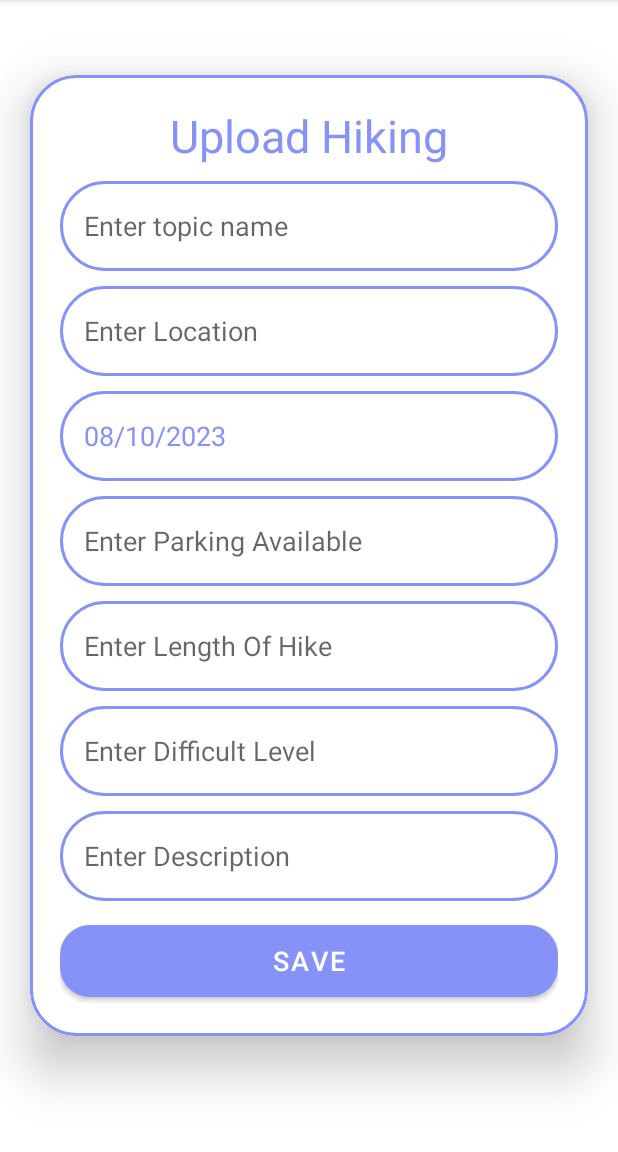
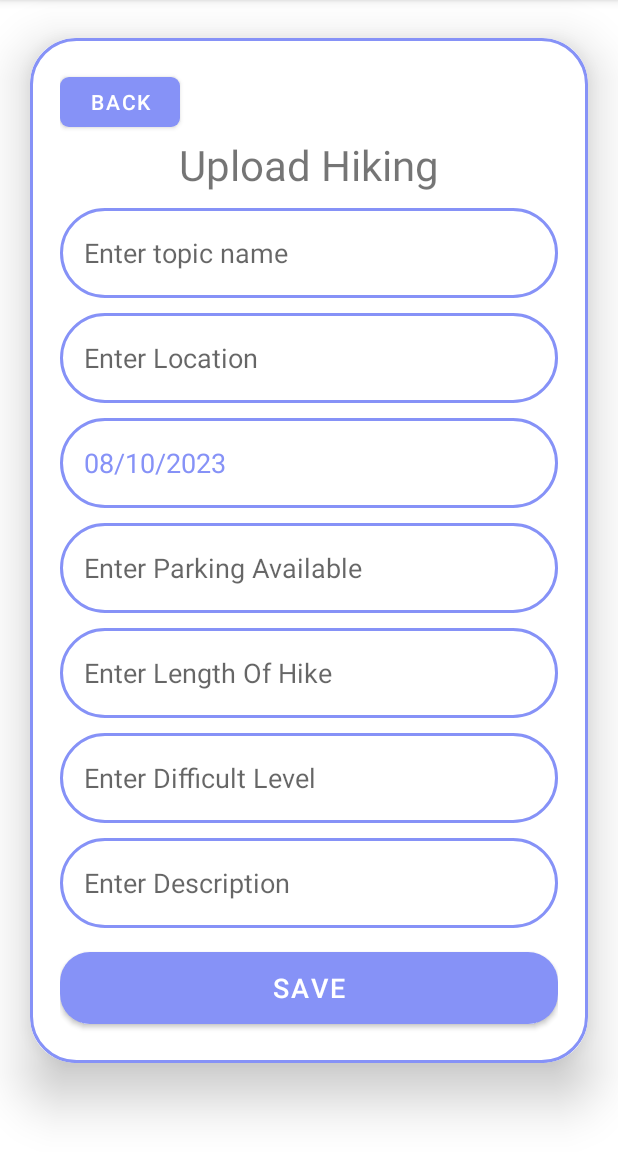
Before and after one commit to phitd1952001/M-HIKER_java, an Android app: the UploadActivity screen opened directly, with no data from a screen before it, on a phone screen of 412 x 824 dp, the part 84-1236 px from its top. Run offline under Robolectric (Android 15) with nearby library versions, the phone set to English and light mode, and no system bars.

Commit message:
Add the function back to the hiking page

```diff
--- a/app/src/main/java/com/example/m_hike/MyAdapter.java
+++ b/app/src/main/java/com/example/m_hike/MyAdapter.java
@@ -2,12 +2,12 @@ package com.example.m_hike;
 
 import android.content.Context;
 import android.content.DialogInterface;
+import android.content.Intent;
 import android.view.LayoutInflater;
 import android.view.View;
 import android.view.ViewGroup;
 import android.widget.Button;
 import android.widget.TextView;
-
 import java.util.ArrayList;
 import java.util.List;
 
--- a/app/src/main/java/com/example/m_hike/UploadActivity.java
+++ b/app/src/main/java/com/example/m_hike/UploadActivity.java
@@ -26,7 +26,7 @@ import java.util.Calendar;
 import java.util.Date;
 
 public class UploadActivity extends AppCompatActivity {
-    Button saveButton;
+    Button saveButton, backButton;
     EditText editTextName, editTextLocation, editTextDate, editTextParkingAvailable, editTextLengthOfHike, editTextDifficultLevel, editTextDescription;
     DatabaseHelper dbHelper;
     @Override
@@ -42,6 +42,7 @@ public class UploadActivity extends AppCompatActivity {
         editTextDifficultLevel = findViewById(R.id.editTextDifficultLevel);
         editTextDescription = findViewById(R.id.editTextDescription);
         saveButton = findViewById(R.id.saveButton);
+        Button backButton = findViewById(R.id.backButton);
 
         // Initialize your dbHelper here
         dbHelper = new DatabaseHelper(this);
@@ -77,6 +78,13 @@ public class UploadActivity extends AppCompatActivity {
             }
         });
 
+        backButton.setOnClickListener(new View.OnClickListener() {
+            @Override
+            public void onClick(View v) {
+                onBackPressed(); // This will simulate the system's back button press
+            }
+        });
+
         saveButton.setOnClickListener(new View.OnClickListener() {
             @Override
             public void onClick(View view) {
--- a/app/src/main/res/layout/activity_upload.xml
+++ b/app/src/main/res/layout/activity_upload.xml
@@ -11,7 +11,7 @@
     <androidx.cardview.widget.CardView
         android:layout_width="match_parent"
         android:layout_height="wrap_content"
-        android:layout_marginTop="50dp"
+        android:layout_marginTop="25dp"
         android:layout_marginEnd="20dp"
         android:layout_marginStart="20dp"
         app:cardCornerRadius="30dp"
@@ -25,13 +25,31 @@
             android:padding="20dp"
             android:background="@drawable/lavender_border">
 
-            <TextView
+            <LinearLayout
                 android:layout_width="match_parent"
                 android:layout_height="wrap_content"
-                android:text="Upload Hiking"
-                android:textSize="30sp"
-                android:textAlignment="center"
-                android:textColor="@color/lavender"/>
+                android:orientation="vertical">
+
+                <Button
+                    android:id="@+id/backButton"
+                    android:layout_width="80dp"
+                    android:layout_height="45dp"
+                    android:padding="4dp"
+                    android:textAlignment="center"
+                    android:onClick="onBackButtonClick"
+                    android:text="Back"
+                    app:cornerRadius="6dp" />
+
+                <TextView
+                    android:layout_width="match_parent"
+                    android:layout_height="match_parent"
+                    android:layout_weight="1"
+                    android:text="Upload Hiking"
+                    android:textAlignment="center"
+                    android:textSize="28sp"
+                    android:gravity="center"/>
+
+            </LinearLayout>
 
             <EditText
                 android:layout_width="match_parent"
```
Also changed, not shown: app/src/main/res/layout/activity_update.xml (+25 -6 lines).
